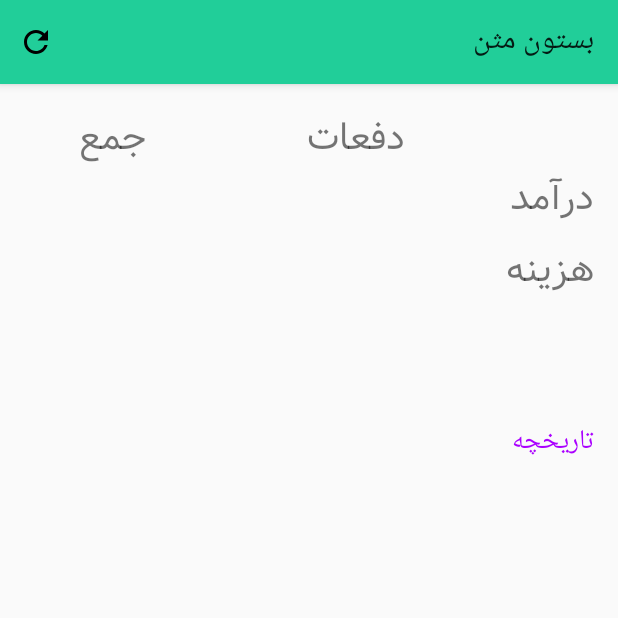
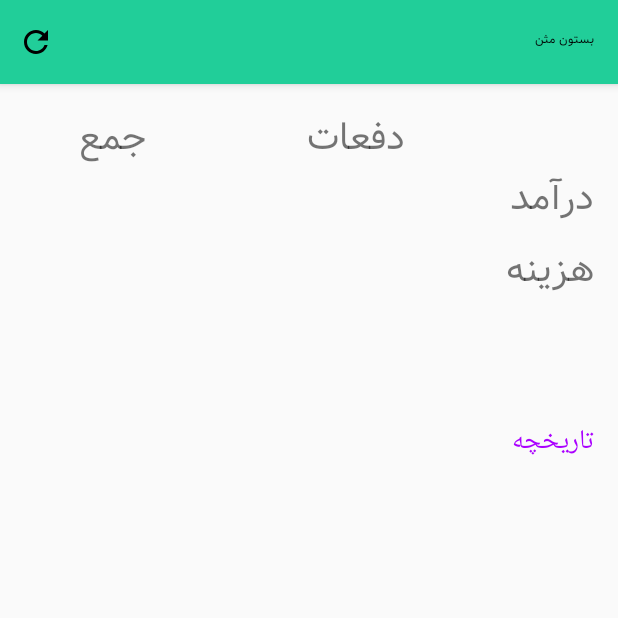
Before and after one commit to pooyahrtn/BestoonMsn, an Android app: the MainActivity screen opened directly, with no data from a screen before it, on a phone screen of 412 x 824 dp, the top half of it. Run offline under Robolectric (Android 15) with nearby library versions, the phone set to English and light mode, and no system bars; libraries missing offline, so code that uses them is left out: com.afollestad.materialdialogs, com.mikepenz.materialdrawer, com.robinhood.spark; plain views replace SparkView; 5 statements that could not run were skipped.

```diff
--- a/app/src/main/java/io/fharmony/bedebestoon/ui/activity/MainActivity.java
+++ b/app/src/main/java/io/fharmony/bedebestoon/ui/activity/MainActivity.java
@@ -59,6 +59,7 @@ public class MainActivity extends AppCompatActivity {
     static CoordinatorLayout mainCoord;
     FloatingActionButton fab;
     Toolbar toolbar;
+    TextView title;
     Drawer drawer;
     Context context;
     Button historyBtn;
@@ -77,6 +78,7 @@ public class MainActivity extends AppCompatActivity {
         AssetManager am = getApplicationContext().getAssets();
         vazir = Typeface.createFromAsset(am, "fonts/Vazir.ttf");
         toolbar = (Toolbar)findViewById(R.id.main_toolbar);
+        title = (TextView)findViewById(R.id.main_title);
         inTimes = (TextView)findViewById(R.id.in_times);
         inAmount = (TextView)findViewById(R.id.in_comp);
         exTimes = (TextView)findViewById(R.id.ex_times);
@@ -89,6 +91,7 @@ public class MainActivity extends AppCompatActivity {
         progressSpinner = (ProgressBar)findViewById(R.id.main_progress);
         context = this;
 
+        toolbar.setTitle("");
         setTypeface();
         setSupportActionBar(toolbar);
         setupDrawer();
@@ -124,6 +127,7 @@ public class MainActivity extends AppCompatActivity {
         tv3.setTypeface(vazir);tv5.setTypeface(vazir);tv6.setTypeface(vazir);
         tv8.setTypeface(vazir);inAmount.setTypeface(vazir);inTimes.setTypeface(vazir);
         exAmount.setTypeface(vazir);exTimes.setTypeface(vazir);wholeAmount.setTypeface(vazir);
+        title.setTypeface(vazir);
     }
 
     public static void setTable(GenStatResult gsr) {
--- a/app/src/main/java/io/fharmony/bedebestoon/ui/activity/SignInUp.java
+++ b/app/src/main/java/io/fharmony/bedebestoon/ui/activity/SignInUp.java
@@ -82,6 +82,7 @@ public class SignInUp extends AppCompatActivity {
     void setTypeface() {
         signin.setTypeface(vazir);
         signup.setTypeface(vazir);
+        title.setTypeface(vazir);
     }
     void signin() {
         title.setText("در حال ورود...");
--- a/app/src/main/res/layout/activity_main.xml
+++ b/app/src/main/res/layout/activity_main.xml
@@ -22,13 +22,20 @@
         android:theme="?attr/actionBarTheme"
         android:minHeight="?attr/actionBarSize"
         android:id="@+id/main_toolbar"
-        android:titleTextColor="#FFFFFF"
-        app:title="بستون مثن"
         android:elevation="4dp"
         >
+            <TextView
+                android:layout_width="wrap_content"
+                android:layout_height="wrap_content"
+                android:text="بستون مثن"
+                android:textSize="@dimen/md_title_textsize"
+                android:textStyle="bold"
+                android:id="@+id/main_title"
+                android:textColor="#000000"
+                android:paddingBottom="4dp"/>
             <ProgressBar
-                android:layout_width="25dp"
-                android:layout_height="25dp"
+                android:layout_width="24dp"
+                android:layout_height="24dp"
                 android:id="@+id/main_progress"
                 android:indeterminateTint="@color/md_black_1000"
                 android:indeterminateTintMode="src_in"
```
Also changed, not shown: app/src/main/java/io/fharmony/bedebestoon/data/http/GetHistoryAsync.java (added, +34 -0 lines), app/src/main/res/drawable/window_placeholder.xml (added, +18 -0 lines).
